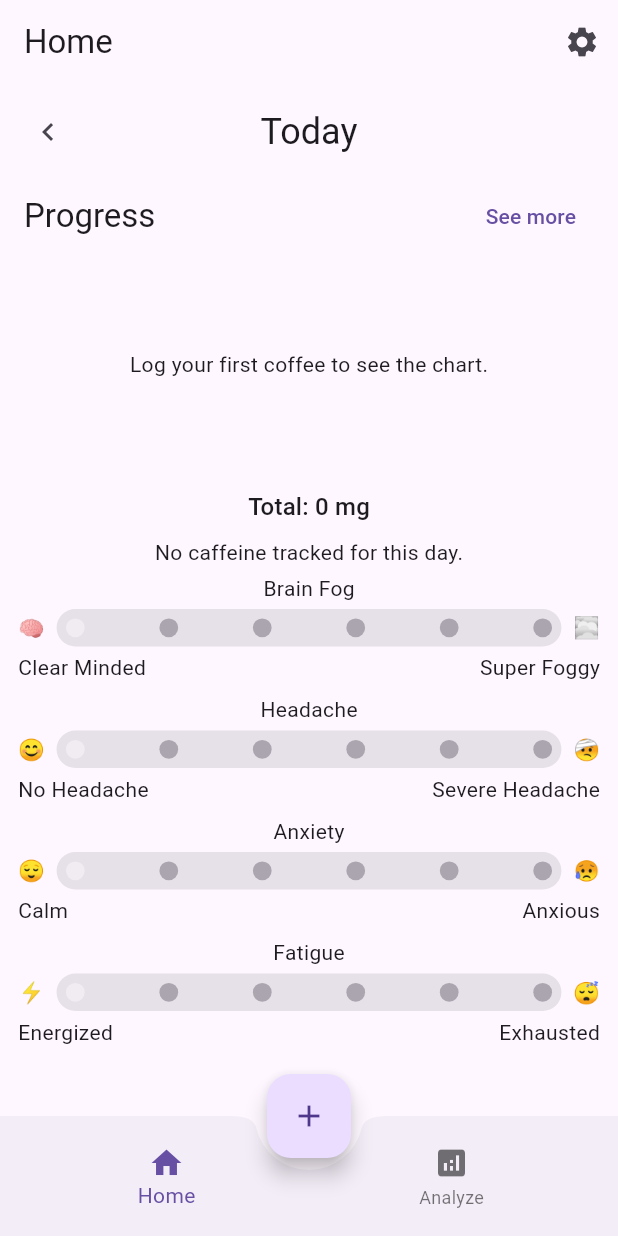
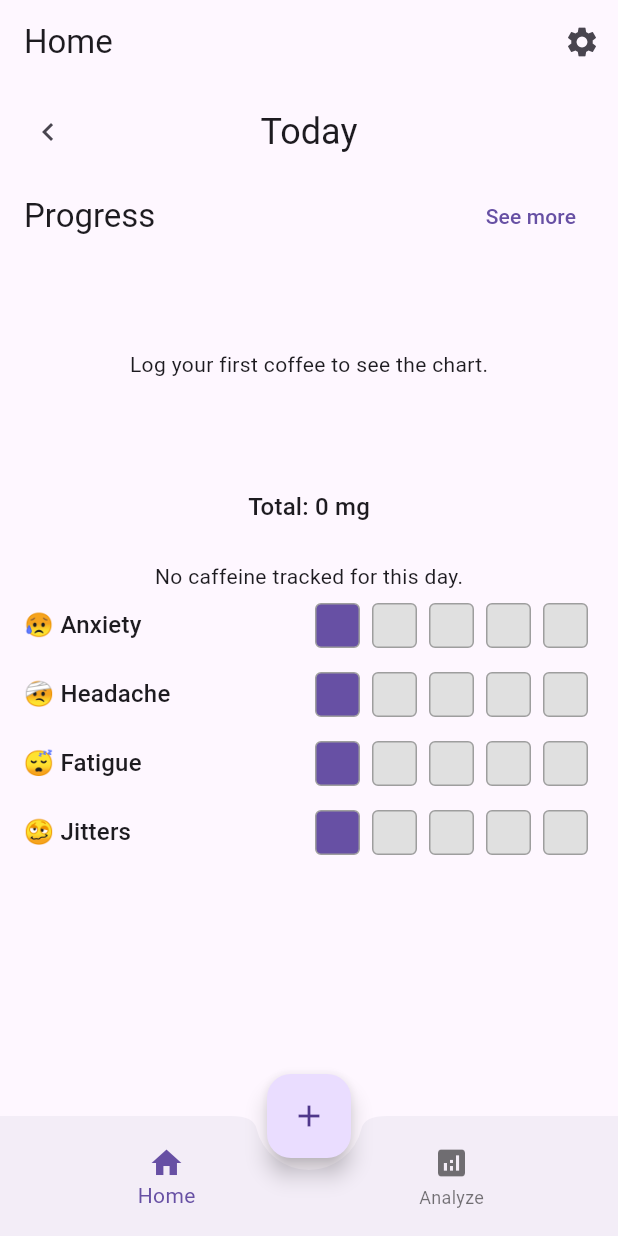
Before and after one commit to drg101/decaf, a Flutter app: the screen it shows after launch, on a phone screen of 412 x 824 dp. Run offline on Flutter 3.47's test engine with Material 3 defaults, Android fonts, the phone set to English and light mode, and no system bars; our stand-ins replace fl_chart, flutter_riverpod, sembast.

Commit message:
Recorder changed to squares

```diff
--- a/lib/pages/home.dart
+++ b/lib/pages/home.dart
@@ -6,7 +6,8 @@ import 'package:decaf/widgets/daily_caffeine_chart.dart';
 import 'package:flutter/material.dart';
 import 'package:flutter_riverpod/flutter_riverpod.dart';
 import 'package:decaf/widgets/caffeine_list_view.dart';
-import 'package:decaf/widgets/input_slider.dart';
+import 'package:decaf/providers/symptoms_provider.dart';
+import 'package:decaf/widgets/symptom_intensity_recorder.dart';
 import 'package:intl/intl.dart';
 
 class HomePage extends ConsumerWidget {
@@ -70,6 +71,7 @@ class HomePage extends ConsumerWidget {
     final selectedDate = ref.watch(selectedDateProvider);
     final isToday = _isToday(selectedDate);
     final eventsAsync = ref.watch(eventsProvider);
+    final symptomsAsync = ref.watch(symptomsProvider);
 
     return Scaffold(
       appBar: AppBar(
@@ -180,7 +182,9 @@ class HomePage extends ConsumerWidget {
                       eventDate.day == selectedDate.day;
                 }).toList();
 
-                return Column(
+                return Padding(
+                  padding: const EdgeInsets.all(16.0),
+                  child: Column(
                     mainAxisSize: MainAxisSize.min,
                     children: [
                       CaffeineListView(
@@ -188,35 +192,66 @@ class HomePage extends ConsumerWidget {
                         showDeleteConfirmationDialog:
                             _showDeleteConfirmationDialog,
                       ),
-                    const InputSlider(
-                      label: "Brain Fog",
-                      lowEmoji: "🧠",
-                      lowText: "Clear Minded",
-                      highEmoji: "🌫️",
-                      highText: "Super Foggy",
-                    ),
-                    const InputSlider(
-                      label: "Headache",
-                      lowEmoji: "😊",
-                      lowText: "No Headache",
-                      highEmoji: "🤕",
-                      highText: "Severe Headache",
-                    ),
-                    const InputSlider(
-                      label: "Anxiety",
-                      lowEmoji: "😌",
-                      lowText: "Calm",
-                      highEmoji: "😥",
-                      highText: "Anxious",
-                    ),
-                    const InputSlider(
-                      label: "Fatigue",
-                      lowEmoji: "⚡",
-                      lowText: "Energized",
-                      highEmoji: "😴",
-                      highText: "Exhausted",
+                      symptomsAsync.when(
+                        data: (symptoms) {
+                          return Column(
+                            children: symptoms.map((symptom) {
+                              final symptomEvents = events.where((event) {
+                                final eventDate =
+                                    DateTime.fromMillisecondsSinceEpoch(
+                                        event.timestamp);
+                                return event.type == EventType.symptom &&
+                                    event.name == symptom.name &&
+                                    eventDate.year == selectedDate.year &&
+                                    eventDate.month == selectedDate.month &&
+                                    eventDate.day == selectedDate.day;
+                              }).toList();
+
+                              final existingEvent = symptomEvents.isNotEmpty
+                                  ? symptomEvents.first
+                                  : null;
+                              final initialIntensity =
+                                  existingEvent?.value.toInt() ?? 0;
+
+                              return SymptomIntensityRecorder(
+                                key: ValueKey(symptom.id),
+                                symptom: symptom,
+                                initialIntensity: initialIntensity,
+                                onIntensityChanged: (intensity) {
+                                  final existingEvent =
+                                      symptomEvents.isNotEmpty
+                                          ? symptomEvents.first
+                                          : null;
+
+                                  if (existingEvent != null) {
+                                    final updatedEvent = Event(
+                                      id: existingEvent.id,
+                                      type: EventType.symptom,
+                                      name: symptom.name,
+                                      value: intensity.toDouble(),
+                                      timestamp: existingEvent.timestamp,
+                                    );
+                                    ref
+                                        .read(eventsProvider.notifier)
+                                        .updateEvent(updatedEvent);
+                                  } else {
+                                    ref.read(eventsProvider.notifier).addEvent(
+                                          EventType.symptom,
+                                          symptom.name,
+                                          intensity.toDouble(),
+                                          selectedDate,
+                                        );
+                                  }
+                                },
+                              );
+                            }).toList(),
+                          );
+                        },
+                        loading: () => const SizedBox.shrink(),
+                        error: (e, st) => Text('Error: $e'),
                       ),
                     ],
+                  ),
                 );
               },
               loading: () => const Center(child: CircularProgressIndicator()),
--- a/lib/widgets/input_slider.dart
+++ /dev/null
@@ -1,172 +0,0 @@
-import 'package:flutter/material.dart';
-import 'package:decaf/providers/events_provider.dart';
-import 'package:decaf/providers/date_provider.dart';
-import 'package:flutter_riverpod/flutter_riverpod.dart';
-
-class InputSlider extends ConsumerStatefulWidget {
-  final String label;
-  final String lowEmoji;
-  final String lowText;
-  final String highEmoji;
-  final String highText;
-
-  const InputSlider({
-    super.key,
-    required this.label,
-    required this.lowEmoji,
-    required this.lowText,
-    required this.highEmoji,
-    required this.highText,
-  });
-
-  @override
-  ConsumerState<InputSlider> createState() => _InputSliderState();
-}
-
-class _InputSliderState extends ConsumerState<InputSlider> {
-  double _currentSliderValue = 0;
-
-  @override
-  Widget build(BuildContext context) {
-    final selectedDate = ref.watch(selectedDateProvider);
-    final eventsAsync = ref.watch(eventsProvider);
-
-    return eventsAsync.when(
-      data: (events) {
-        final relevantEvent = events.firstWhere(
-          (event) {
-            final eventDate = DateTime.fromMillisecondsSinceEpoch(
-              event.timestamp,
-            );
-            return event.name == widget.label &&
-                eventDate.year == selectedDate.year &&
-                eventDate.month == selectedDate.month &&
-                eventDate.day == selectedDate.day;
-          },
-          orElse:
-              () => Event(
-                id: '',
-                type: EventType.symptom,
-                name: widget.label,
-                value: 0,
-                timestamp: 0,
-              ),
-        );
-
-        _currentSliderValue = relevantEvent.value;
-        final bool hasSavedValue = relevantEvent.id.isNotEmpty;
-
-        return Padding(
-          padding: const EdgeInsets.all(4.0),
-          child: Column(
-            children: [
-              Text(widget.label),
-              Padding(
-                padding: const EdgeInsets.symmetric(horizontal: 8.0),
-                child: Row(
-                  children: [
-                    Text(widget.lowEmoji),
-                    Expanded(
-                      child: Padding(
-                        padding: const EdgeInsets.symmetric(
-                          vertical: 4.0,
-                          horizontal: 8.0,
-                        ),
-                        child: SliderTheme(
-                          data: SliderTheme.of(context).copyWith(
-                            trackHeight: 25.0,
-                            thumbShape:
-                                hasSavedValue
-                                    ? null
-                                    : const RoundSliderThumbShape(
-                                      enabledThumbRadius: 0.0,
-                                    ),
-                            overlayShape:
-                                hasSavedValue
-                                    ? null
-                                    : const RoundSliderOverlayShape(
-                                      overlayRadius: 0.0,
-                                    ),
-                          ),
-                          child: Slider(
-                            value: _currentSliderValue,
-                            min: 0,
-                            max: 5,
-                            divisions: 5,
-                            label: _currentSliderValue.round().toString(),
-                            onChanged: (double value) {
-                              setState(() {
-                                _currentSliderValue = value;
-                              });
-                              final selectedDate = ref.read(
-                                selectedDateProvider,
-                              );
-                              final now = DateTime.now();
-                              final timestamp = DateTime(
-                                selectedDate.year,
-                                selectedDate.month,
-                                selectedDate.day,
-                                now.hour,
-                                now.minute,
-                                now.second,
-                              );
-
-                              if (relevantEvent.id.isNotEmpty) {
-                                ref
-                                    .read(eventsProvider.notifier)
-                                    .updateEvent(
-                                      Event(
-                                        id: relevantEvent.id,
-                                        type: EventType.symptom,
-                                        name: relevantEvent.name,
-                                        value: value,
-                                        timestamp: relevantEvent.timestamp,
-                                      ),
-                                    );
-                              } else {
-                                ref
-                                    .read(eventsProvider.notifier)
-                                    .addEvent(
-                                      EventType.symptom,
-                                      widget.label,
-                                      value,
-                                      timestamp,
-                                    );
-                              }
-                            },
-                            thumbColor:
-                                hasSavedValue ? null : Colors.transparent,
-                            overlayColor:
-                                hasSavedValue
-                                    ? null
-                                    : MaterialStateProperty.all(
-                                      Colors.transparent,
-                                    ),
-                          ),
-                        ),
-                      ),
-                    ),
-                    Text(widget.highEmoji),
-                  ],
-                ),
-              ),
-              Padding(
-                padding: const EdgeInsets.symmetric(horizontal: 8.0),
-                child: Row(
-                  mainAxisAlignment: MainAxisAlignment.spaceBetween,
-                  children: [Text(widget.lowText), Text(widget.highText)],
-                ),
-              ),
-            ],
-          ),
-        );
-      },
-      loading:
-          () =>
-              const CircularProgressIndicator(), // Or a suitable loading indicator
-      error:
-          (error, stack) =>
-              Text('Error: $error'), // Or a suitable error display
-    );
-  }
-}
--- /dev/null
+++ b/lib/widgets/symptom_intensity_recorder.dart
@@ -0,0 +1,81 @@
+import 'package:decaf/providers/symptoms_provider.dart';
+import 'package:flutter/material.dart';
+
+class SymptomIntensityRecorder extends StatefulWidget {
+  final Symptom symptom;
+  final int initialIntensity;
+  final Function(int) onIntensityChanged;
+
+  const SymptomIntensityRecorder({
+    super.key,
+    required this.symptom,
+    this.initialIntensity = 0,
+    required this.onIntensityChanged,
+  });
+
+  @override
+  State<SymptomIntensityRecorder> createState() =>
+      _SymptomIntensityRecorderState();
+}
+
+class _SymptomIntensityRecorderState extends State<SymptomIntensityRecorder> {
+  late int _intensity;
+
+  @override
+  void initState() {
+    super.initState();
+    _intensity = widget.initialIntensity;
+  }
+
+  @override
+  void didUpdateWidget(covariant SymptomIntensityRecorder oldWidget) {
+    super.didUpdateWidget(oldWidget);
+    if (widget.initialIntensity != oldWidget.initialIntensity) {
+      setState(() {
+        _intensity = widget.initialIntensity;
+      });
+    }
+  }
+
+  @override
+  Widget build(BuildContext context) {
+    return Padding(
+      padding: const EdgeInsets.symmetric(vertical: 8.0),
+      child: Row(
+        children: [
+          Text(
+            '${widget.symptom.emoji} ${widget.symptom.name}',
+            style: Theme.of(context).textTheme.titleMedium,
+          ),
+          const Spacer(),
+          Row(
+            children: List.generate(5, (index) {
+              return GestureDetector(
+                onTap: () {
+                  setState(() {
+                    _intensity = index;
+                  });
+                  widget.onIntensityChanged(index);
+                },
+                child: Container(
+                  width: 30,
+                  height: 30,
+                  margin: const EdgeInsets.symmetric(horizontal: 4),
+                  decoration: BoxDecoration(
+                    color: index <= _intensity
+                        ? Theme.of(context).primaryColor
+                        : Colors.grey[300],
+                    border: Border.all(
+                      color: Colors.grey,
+                    ),
+                    borderRadius: BorderRadius.circular(4),
+                  ),
+                ),
+              );
+            }),
+          ),
+        ],
+      ),
+    );
+  }
+}
```
Lines whose indentation alone changed are shown as unchanged.
